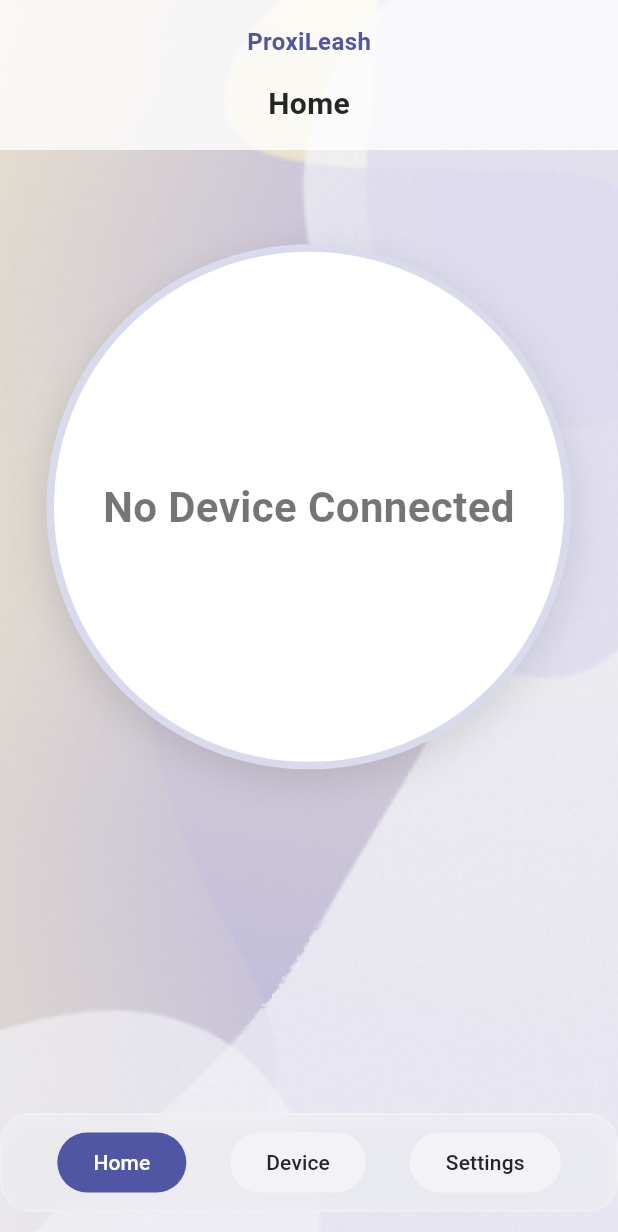
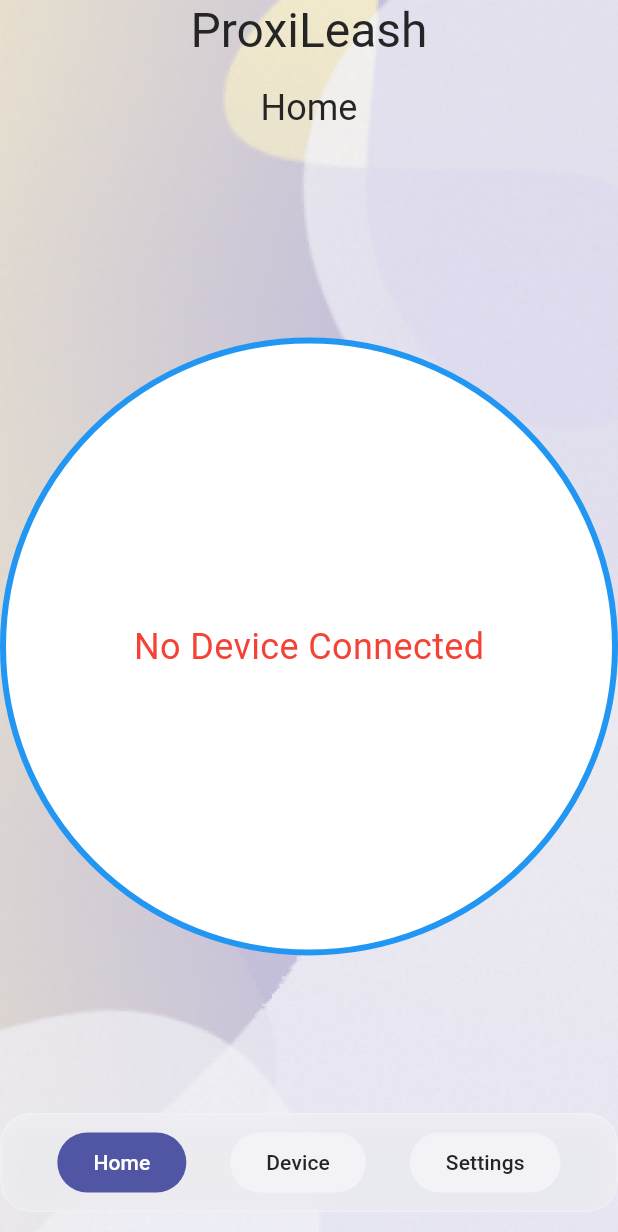
Before and after one commit to sith336/ProxiLeash-App, a Flutter app: the screen it shows after launch, on a phone screen of 412 x 824 dp. Shown: the top 1232 px of the screen. Run offline on Flutter 3.47's test engine with Material 3 defaults, Android fonts, the phone set to English and light mode, and no system bars; our stand-ins replace flutter_blue_plus.

Commit message:
October 3, 2026

```diff
--- a/lib/models/device.dart
+++ b/lib/models/device.dart
@@ -1 +1,7 @@
-class Device {}
+class Device {
+  final String name;
+  final String id;
+  bool isConnected;
+
+  Device({required this.name, required this.id, required this.isConnected});
+}
--- a/lib/screens/home_screen.dart
+++ b/lib/screens/home_screen.dart
@@ -2,6 +2,8 @@ import 'package:flutter/material.dart';
 
 import 'package:provider/provider.dart';
 import 'package:proxileash/models/app_state.dart';
+
+import '../widgets/circle_container.dart';
 
 class HomeScreen extends StatefulWidget {
   const HomeScreen({super.key});
@@ -25,81 +27,68 @@ class _HomeScreenState extends State<HomeScreen> {
       child: Column(
         mainAxisAlignment: MainAxisAlignment.center,
 
-        children: [
-          SizedBox(height: 32),
-
-          _buildProximityIndicator(),
-
-          Spacer(),
-          SizedBox(height: 32),
-        ],
+        children: [SizedBox(height: 32), _deviceStatus(), SizedBox(height: 32)],
       ),
     );
   }
 
-  Widget _buildProximityIndicator() {
-    return LayoutBuilder(
-      builder: (context, constraints) {
-        // circle size
-        final size = 350.0;
+  Widget _deviceStatus() {
+    return Expanded(
+      child: CircleContainer(
+        child: Column(
+          mainAxisAlignment: MainAxisAlignment.center,
+          children: [
+            // Device Status
+            appState.deviceHasConnected
+                // While Connected
+                ? (!appState.deviceHasDisconnected
+                      ? Column(
+                          mainAxisAlignment: MainAxisAlignment.center,
+                          children: [
+                            Text(
+                              'Monitoring...',
+                              style: TextStyle(
+                                fontSize: 24,
+                                color: Colors.green,
+                              ),
+                            ),
 
-        return Container(
-          width: size,
-          height: size,
-          decoration: BoxDecoration(
-            color: Colors.white,
+                            Text(
+                              'Nearby',
+                              style: TextStyle(
+                                fontSize: 24,
+                                color: Colors.green,
+                              ),
+                            ),
+                            Text(
+                              'Signal Strength',
+                              style: TextStyle(
+                                fontSize: 24,
+                                color: Colors.green,
+                              ),
+                            ),
 
-            shape: BoxShape.circle,
-
-            border: Border.all(color: const Color(0xFFD9DAEC), width: 5),
-
-            boxShadow: [
-              BoxShadow(
-                color: Colors.black.withValues(alpha: 0.1),
-                blurRadius: 20,
-                spreadRadius: 2,
-                offset: const Offset(0, 8),
-              ),
-            ],
-          ),
-
-          child: Column(
-            mainAxisAlignment: MainAxisAlignment.center,
-            children: [
-              if (appState.isDeviceConnected) ...[
-                Text(
-                  (appState.isInProximity ? "Alert!" : "Monitoring..."),
-                  textAlign: TextAlign.center,
-                  style: TextStyle(
-                    fontSize: 14,
-                    fontWeight: FontWeight.w400,
-                    color: Colors.black87,
+                            Text(
+                              'Strong',
+                              style: TextStyle(
+                                fontSize: 24,
+                                color: Colors.green,
+                              ),
+                            ),
+                          ],
+                        )
+                      : Text(
+                          'Device Disconnected!',
+                          style: TextStyle(fontSize: 24, color: Colors.red),
+                        ))
+                // No device connected
+                : const Text(
+                    'No Device Connected',
+                    style: TextStyle(fontSize: 24, color: Colors.red),
                   ),
-                ),
-                SizedBox(height: 8),
-              ],
-
-              Text(
-                appState.isDeviceConnected
-                    ? (appState.isInProximity
-                          ? "Disconnected"
-                          : "Monitoring...")
-                    : "No Device Connected",
-                textAlign: TextAlign.center,
-                style: TextStyle(
-                  fontSize: 28,
-                  fontWeight: FontWeight.w700,
-                  color: appState.isDeviceConnected
-                      ? (appState.isInProximity
-                            ? Color(0xFF555BAF)
-                            : Colors.black)
-                      : Colors.black54,
-                ),
-              ),
-            ],
-          ),
-        );
-      },
+          ],
+        ),
+      ),
     );
   }
 }
--- a/lib/screens/loading_screen.dart
+++ b/lib/screens/loading_screen.dart
@@ -44,7 +44,11 @@ class _LoadingScreenState extends State<LoadingScreen> {
                   ),
                 ),
                 const SizedBox(height: 32),
-                const CircleAvatar(),
+                Icon(
+                  Icons.alarm,
+                  size: 64,
+                  color: Theme.of(context).colorScheme.primary,
+                ),
               ],
             ),
           ),
--- a/lib/screens/main_screen.dart
+++ b/lib/screens/main_screen.dart
@@ -47,66 +47,36 @@ class _MainScreenState extends State<MainScreen> {
           ),
 
           // =========================
-          // TOP BAR
-          // Outside SafeArea
-          // =========================
-          Positioned(
-            top: 0,
-            left: 0,
-            right: 0,
-            child: Container(
-              padding: EdgeInsets.only(
-                top: MediaQuery.paddingOf(context).top + 16,
-                bottom: 16,
-                left: 16,
-                right: 16,
-              ),
-              decoration: BoxDecoration(
-                color: theme.colorScheme.surfaceContainer.withValues(
-                  alpha: 0.8,
-                ),
-              ),
-              child: Column(
-                children: [
-                  Text(
-                    "ProxiLeash",
-                    style: TextStyle(
-                      fontSize: 16,
-                      fontWeight: FontWeight.bold,
-                      color: theme.colorScheme.primary,
-                    ),
-                  ),
-
-                  const SizedBox(height: 16),
-
-                  Text(
-                    screenTitles[currentScreen],
-                    style: TextStyle(
-                      fontSize: 20,
-                      fontWeight: FontWeight.bold,
-                      color: theme.colorScheme.onSurface,
-                    ),
-                  ),
-                ],
-              ),
-            ),
-          ),
-
-          // =========================
           // SAFE AREA CONTENT
           // =========================
           SafeArea(
             child: Column(
               children: [
-                // Space for the top bar
-                SizedBox(height: MediaQuery.sizeOf(context).height * 0.12),
+                // =========================
+                // HEADER
+                // =========================
+                Column(
+                  children: [
+                    Text("ProxiLeash", style: theme.textTheme.headlineLarge),
+
+                    const SizedBox(height: 16),
+                    Text(
+                      screenTitles[currentScreen],
+                      style: theme.textTheme.headlineSmall,
+                    ),
+                  ],
+                ),
 
                 SizedBox(height: 32),
 
-                // Screen
+                // =========================
+                // SCREEN CONTENT
+                // =========================
                 Expanded(child: screens[currentScreen]),
 
-                // Navigation
+                // =========================
+                // NAVIGATION BAR
+                // =========================
                 FloatNavigationBar(
                   currentScreen: currentScreen,
                   onScreenChanged: changeScreen,
--- /dev/null
+++ b/lib/widgets/circle_container.dart
@@ -0,0 +1,20 @@
+import 'package:flutter/material.dart';
+import 'package:proxileash/constants/themes.dart';
+
+class CircleContainer extends StatelessWidget {
+  final Widget child;
+
+  const CircleContainer({Key? key, required this.child}) : super(key: key);
+
+  @override
+  Widget build(BuildContext context) {
+    return Container(
+      decoration: BoxDecoration(
+        shape: BoxShape.circle,
+        color: Colors.white,
+        border: Border.all(color: Colors.blue, width: 4.0),
+      ),
+      child: Center(child: child),
+    );
+  }
+}
```
Also changed, not shown: lib/models/app_state.dart (+39 -8 lines), lib/screens/device_screen.dart (+113 -39 lines), lib/services/bluetooth_service.dart (+69 -8 lines), lib/widgets/background_full.dart (deleted, +0 -21 lines), lib/widgets/clickable_card.dart (added, +31 -0 lines), lib/widgets/custom_card.dart (added, +16 -0 lines), lib/widgets/safe_area_full.dart (deleted, +0 -56 lines), 2 other files.
